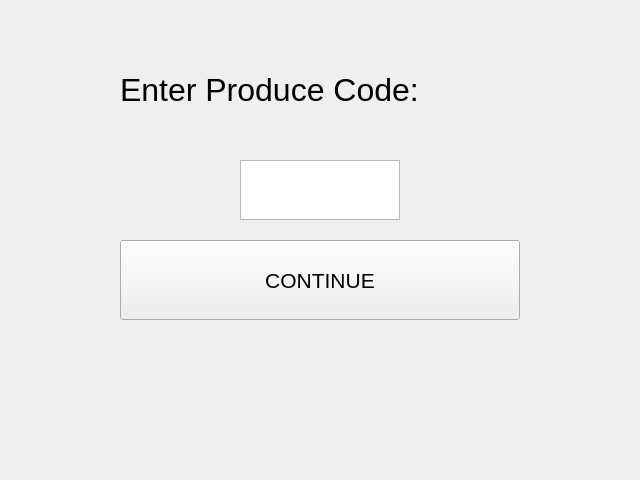
Before: the Qt Designer form src/cart_interface_produce.ui in PfeifferH/cheqout, drawn with Qt 5.
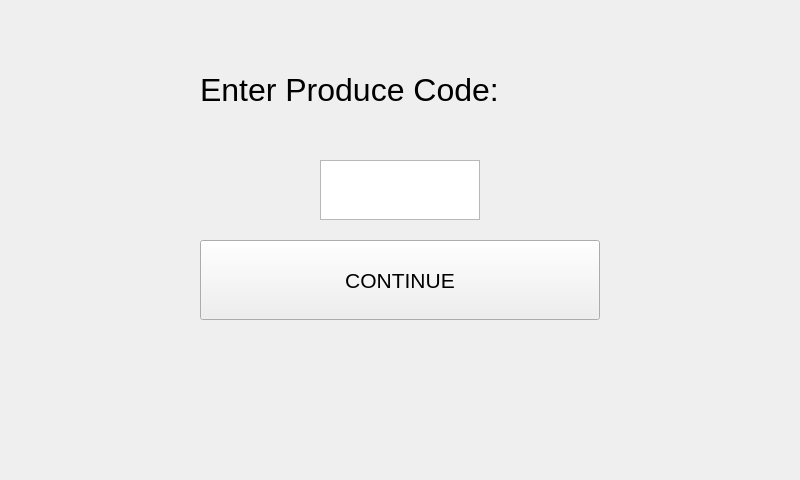
After: the same form once the commit is applied.

```diff
--- a/src/cart_interface_produce.ui
+++ b/src/cart_interface_produce.ui
@@ -6,7 +6,7 @@
    <rect>
     <x>0</x>
     <y>0</y>
-    <width>640</width>
+    <width>800</width>
     <height>480</height>
    </rect>
   </property>
@@ -16,7 +16,7 @@
   <widget class="QTextEdit" name="textEdit">
    <property name="geometry">
     <rect>
-     <x>240</x>
+     <x>320</x>
      <y>160</y>
      <width>160</width>
      <height>60</height>
@@ -33,7 +33,7 @@
   <widget class="QLabel" name="label">
    <property name="geometry">
     <rect>
-     <x>120</x>
+     <x>200</x>
      <y>40</y>
      <width>400</width>
      <height>100</height>
@@ -51,7 +51,7 @@
   <widget class="QPushButton" name="pushButton_2">
    <property name="geometry">
     <rect>
-     <x>120</x>
+     <x>200</x>
      <y>240</y>
      <width>400</width>
      <height>80</height>
```
